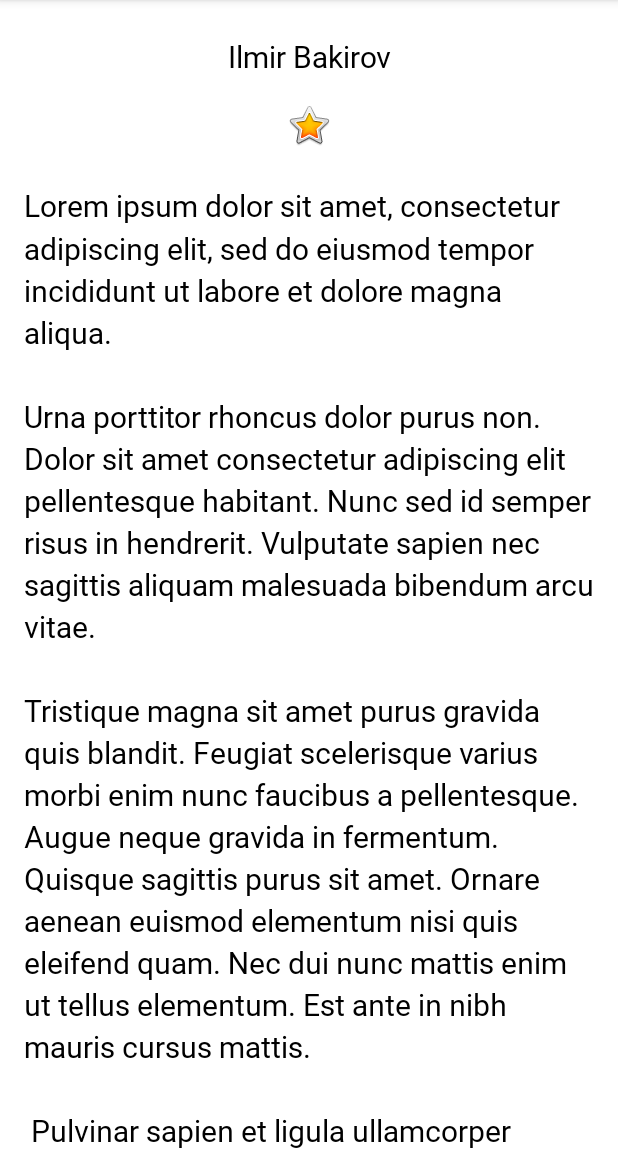
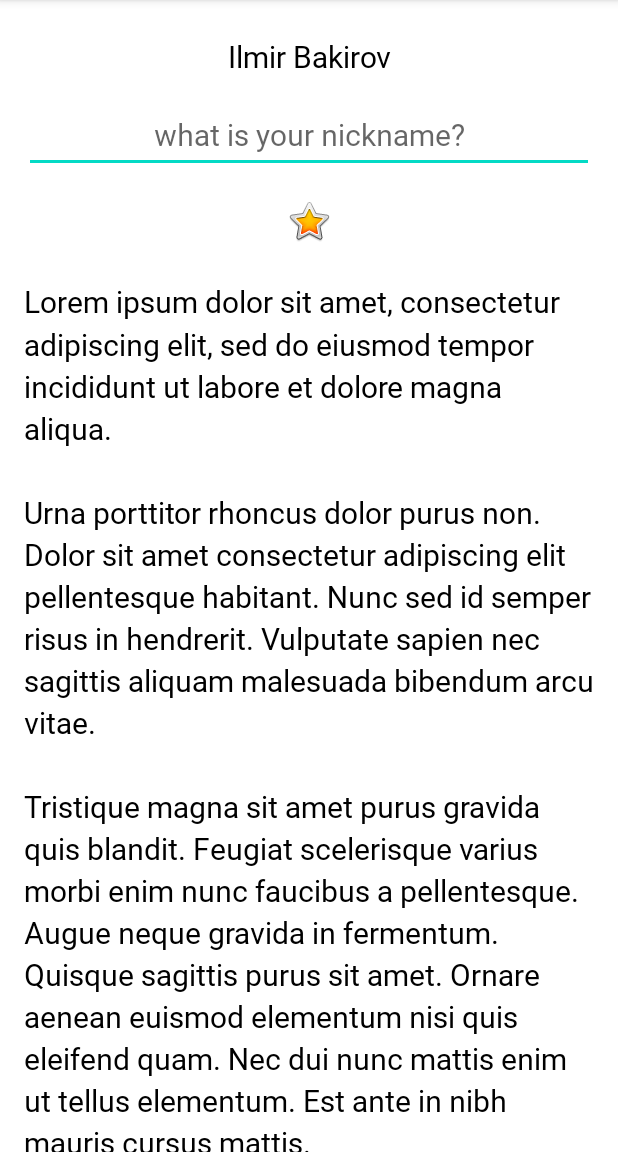
Before and after one commit to bakigoal/android_about-me, an Android app: the screen it shows after launch (MainActivity), on a phone screen of 412 x 824 dp, the part 84-1236 px from its top. Run offline under Robolectric (Android 15) with nearby library versions, the phone set to English and light mode, and no system bars.

Commit message:
add edit text

```diff
--- a/app/src/main/res/layout/activity_main.xml
+++ b/app/src/main/res/layout/activity_main.xml
@@ -13,6 +13,17 @@
         android:layout_width="match_parent"
         android:layout_height="wrap_content"
         android:text="@string/name"
+        android:textAlignment="center" />
+
+    <EditText
+        android:id="@+id/nickname_edit"
+        style="@style/NameStyle"
+        android:layout_width="match_parent"
+        android:layout_height="wrap_content"
+        android:ems="10"
+        android:hint="@string/what_is_your_nickname"
+        android:inputType="textPersonName"
+        android:minHeight="48dp"
         android:textAlignment="center" />
 
     <ImageView
--- a/app/src/main/res/values/strings.xml
+++ b/app/src/main/res/values/strings.xml
@@ -7,4 +7,5 @@
     <string name="long_generated_text">Lorem ipsum dolor sit amet, consectetur adipiscing elit, sed do eiusmod tempor incididunt ut labore et dolore magna aliqua. \n\nUrna porttitor rhoncus dolor purus non. Dolor sit amet consectetur adipiscing elit pellentesque habitant. Nunc sed id semper risus in hendrerit. Vulputate sapien nec sagittis aliquam malesuada bibendum arcu vitae. \n\nTristique magna sit amet purus gravida quis blandit. Feugiat scelerisque varius morbi enim nunc faucibus a pellentesque. Augue neque gravida in fermentum. Quisque sagittis purus sit amet. Ornare aenean euismod elementum nisi quis eleifend quam. Nec dui nunc mattis enim ut tellus elementum. Est ante in nibh mauris cursus mattis.\n\n
 Pulvinar sapien et ligula ullamcorper malesuada proin libero nunc. Gravida rutrum quisque non tellus orci ac auctor augue. Quisque egestas diam in arcu cursus euismod. In hendrerit gravida rutrum quisque. Massa massa ultricies mi quis hendrerit. Diam quam nulla porttitor massa id neque aliquam vestibulum. Nullam ac tortor vitae purus. Pharetra vel turpis nunc eget. Non quam lacus suspendisse faucibus interdum posuere lorem ipsum. Dictum fusce ut placerat orci nulla pellentesque. Pellentesque nec nam aliquam sem et tortor consequat. Ultrices tincidunt arcu non sodales neque sodales ut etiam. Suspendisse in est ante in nibh mauris cursus. Consequat interdum varius sit amet mattis vulputate.\n\n
 Ullamcorper a lacus vestibulum sed arcu non odio euismod. Justo donec enim diam vulputate ut pharetra sit. Non tellus orci ac auctor augue mauris augue. Id aliquet lectus proin nibh nisl condimentum id venenatis a. Eu scelerisque felis imperdiet proin fermentum leo vel orci. Sit amet nisl suscipit adipiscing bibendum est ultricies. Blandit massa enim nec dui nunc. Facilisis magna etiam tempor orci. Amet mauris commodo quis imperdiet massa tincidunt nunc pulvinar. Lectus vestibulum mattis ullamcorper velit. Tortor vitae purus faucibus ornare. In aliquam sem fringilla ut morbi tincidunt augue interdum velit. Urna neque viverra justo nec ultrices dui sapien eget. Purus non enim praesent elementum.</string>
+    <string name="what_is_your_nickname">what is your nickname?</string>
 </resources>
```
